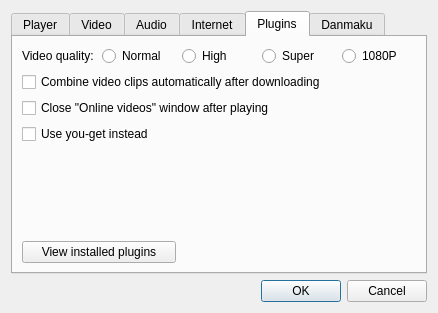
The window that src/settingsdialog.ui (coslyk/moonplayer) describes before a commit, drawn with Qt 5.
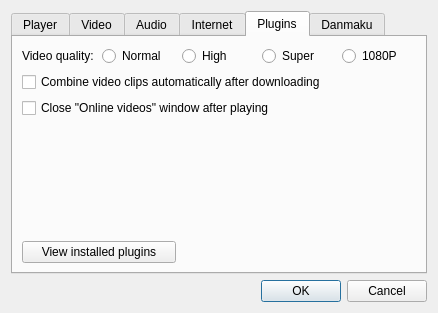
The same window after the commit. The open tabs and pages were chosen to show the change.

What changed in the file:
```diff
--- a/src/settingsdialog.ui
+++ b/src/settingsdialog.ui
@@ -446,7 +446,7 @@
          </property>
         </widget>
        </item>
-       <item row="4" column="0">
+       <item row="3" column="0">
         <spacer name="verticalSpacer">
          <property name="orientation">
           <enum>Qt::Vertical</enum>
@@ -487,13 +487,6 @@
          </property>
         </widget>
        </item>
-       <item row="3" column="0" colspan="5">
-        <widget class="QCheckBox" name="yougetCheckBox">
-         <property name="text">
-          <string>Use you-get instead</string>
-         </property>
-        </widget>
-       </item>
       </layout>
      </widget>
      <widget class="QWidget" name="danmakuTab">
```
Left out of the diff: 2 changed lines with no effect on the pictures.
